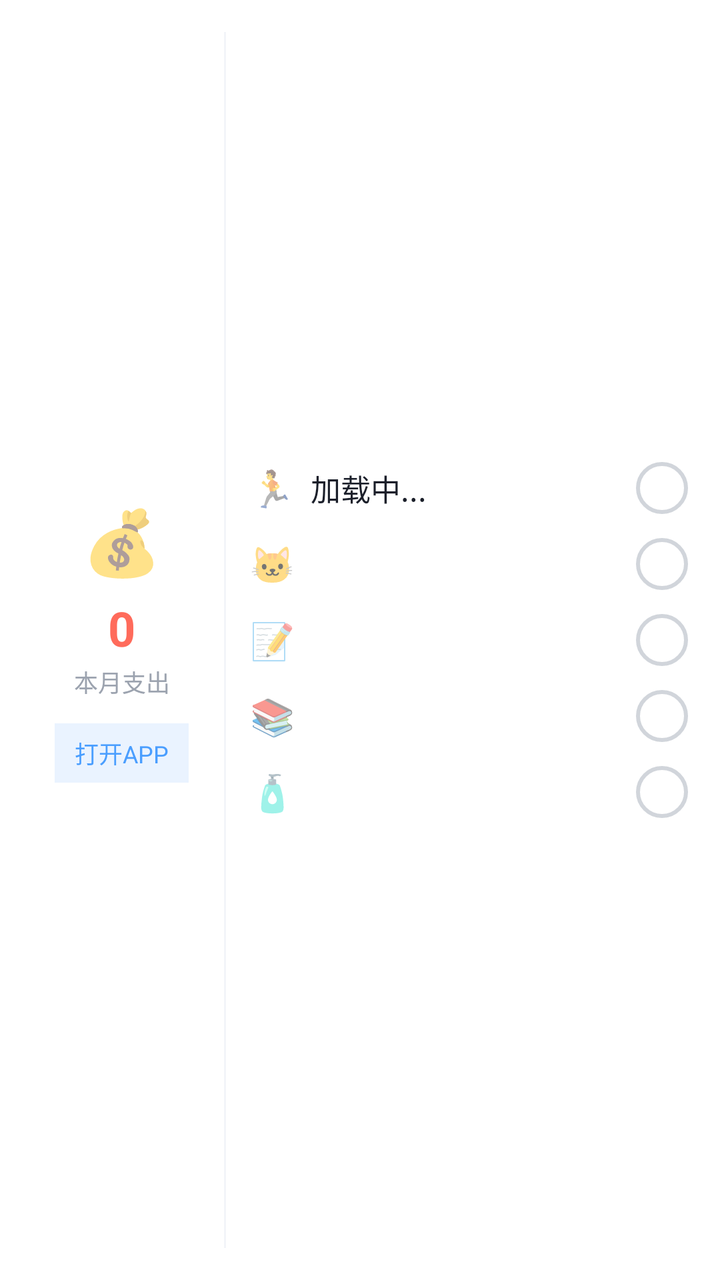
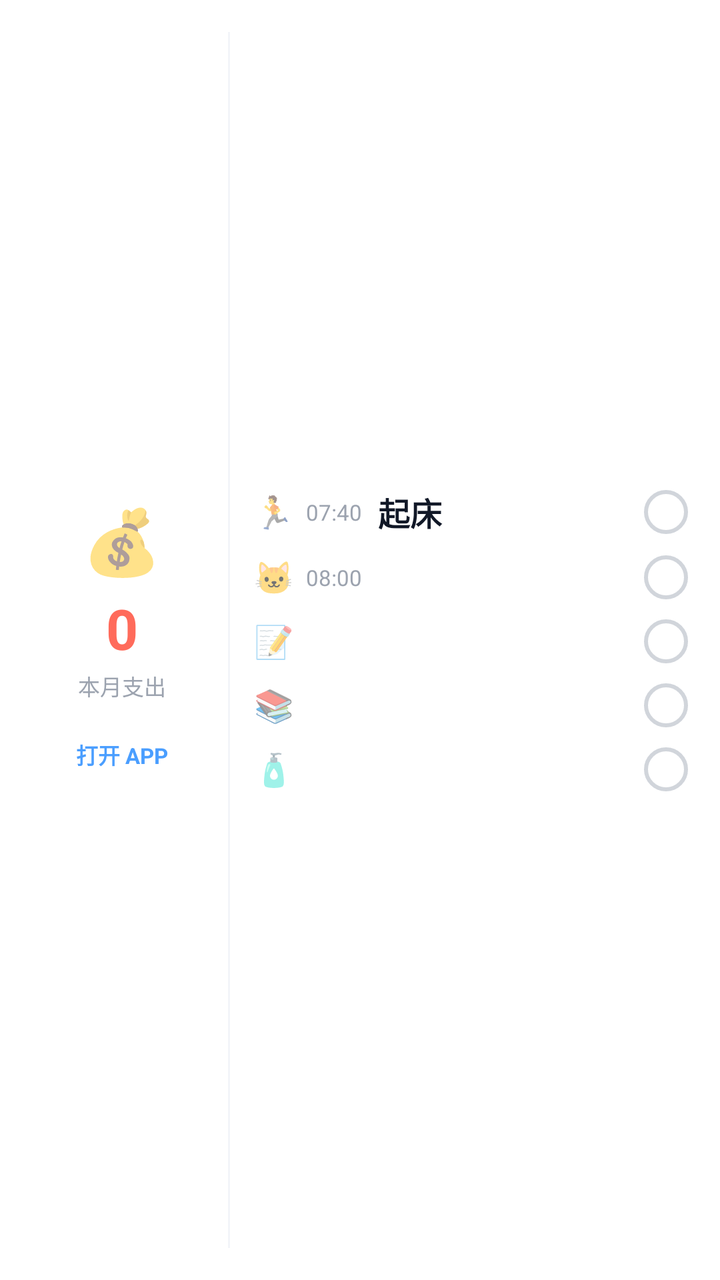

Before-and-after screenshots of an Android layout around one commit, followed by the original layout XML and the change that was made.
<!-- AndroidManifest.xml: application theme Theme.AppCompat.Light.NoActionBar -->
<!-- res/layout/widget_health_card.xml -->
<?xml version="1.0" encoding="utf-8"?>
<LinearLayout xmlns:android="http://schemas.android.com/apk/res/android"
    android:layout_width="match_parent"
    android:layout_height="match_parent"
    android:background="#FFFFFF"
    android:padding="16dp"
    android:orientation="horizontal">

    
    <LinearLayout
        android:layout_width="90dp"
        android:layout_height="match_parent"
        android:orientation="vertical"
        android:gravity="center">
        
        <TextView
            android:layout_width="wrap_content"
            android:layout_height="wrap_content"
            android:text="💰"
            android:textSize="32sp" />
            
        <TextView
            android:id="@+id/widget_expense"
            android:layout_width="wrap_content"
            android:layout_height="wrap_content"
            android:layout_marginTop="6dp"
            android:text="0"
            android:textColor="#FF6B5B"
            android:textSize="24sp"
            android:textStyle="bold" />

        <TextView
            android:layout_width="wrap_content"
            android:layout_height="wrap_content"
            android:layout_marginTop="2dp"
            android:text="本月支出"
            android:textColor="#9CA3AF"
            android:textSize="12sp" />

        <TextView
            android:id="@+id/widget_btn_open_app"
            android:layout_width="wrap_content"
            android:layout_height="wrap_content"
            android:layout_marginTop="12dp"
            android:text="打开APP"
            android:background="#EAF3FF"
            android:paddingLeft="10dp"
            android:paddingRight="10dp"
            android:paddingTop="6dp"
            android:paddingBottom="6dp"
            android:textColor="#4A9EFF"
            android:textSize="12sp" />
    </LinearLayout>

    
    <LinearLayout
        android:layout_width="1dp"
        android:layout_height="match_parent"
        android:background="#F3F5F9"
        android:layout_marginLeft="6dp"
        android:layout_marginRight="12dp" />

    
    <LinearLayout
        android:layout_width="0dp"
        android:layout_weight="1"
        android:layout_height="match_parent"
        android:orientation="vertical"
        android:gravity="center_vertical">

        <LinearLayout android:id="@+id/widget_item_1_layout" android:layout_width="match_parent" android:layout_height="wrap_content" android:orientation="horizontal" android:gravity="center_vertical" android:paddingTop="6dp" android:paddingBottom="6dp">
            <TextView android:id="@+id/widget_item_1_icon" android:layout_width="wrap_content" android:layout_height="wrap_content" android:text="🏃" android:textSize="18sp" android:layout_marginRight="8dp" />
            <TextView android:id="@+id/widget_item_1_text" android:layout_width="0dp" android:layout_weight="1" android:layout_height="wrap_content" android:text="加载中..." android:textColor="#1B1F2A" android:textSize="15sp" android:maxLines="1" android:ellipsize="end" />
            
            <ImageView android:id="@+id/widget_item_1_check" android:layout_width="26dp" android:layout_height="26dp" android:src="@drawable/widget_checkbox_bg" />
        </LinearLayout>

        <LinearLayout android:id="@+id/widget_item_2_layout" android:layout_width="match_parent" android:layout_height="wrap_content" android:orientation="horizontal" android:gravity="center_vertical" android:paddingTop="6dp" android:paddingBottom="6dp">
            <TextView android:id="@+id/widget_item_2_icon" android:layout_width="wrap_content" android:layout_height="wrap_content" android:text="🐱" android:textSize="18sp" android:layout_marginRight="8dp" />
            <TextView android:id="@+id/widget_item_2_text" android:layout_width="0dp" android:layout_weight="1" android:layout_height="wrap_content" android:text="" android:textColor="#1B1F2A" android:textSize="15sp" android:maxLines="1" android:ellipsize="end" />
            <ImageView android:id="@+id/widget_item_2_check" android:layout_width="26dp" android:layout_height="26dp" android:src="@drawable/widget_checkbox_bg" />
        </LinearLayout>

        <LinearLayout android:id="@+id/widget_item_3_layout" android:layout_width="match_parent" android:layout_height="wrap_content" android:orientation="horizontal" android:gravity="center_vertical" android:paddingTop="6dp" android:paddingBottom="6dp">
            <TextView android:id="@+id/widget_item_3_icon" android:layout_width="wrap_content" android:layout_height="wrap_content" android:text="📝" android:textSize="18sp" android:layout_marginRight="8dp" />
            <TextView android:id="@+id/widget_item_3_text" android:layout_width="0dp" android:layout_weight="1" android:layout_height="wrap_content" android:text="" android:textColor="#1B1F2A" android:textSize="15sp" android:maxLines="1" android:ellipsize="end" />
            <ImageView android:id="@+id/widget_item_3_check" android:layout_width="26dp" android:layout_height="26dp" android:src="@drawable/widget_checkbox_bg" />
        </LinearLayout>

        <LinearLayout android:id="@+id/widget_item_4_layout" android:layout_width="match_parent" android:layout_height="wrap_content" android:orientation="horizontal" android:gravity="center_vertical" android:paddingTop="6dp" android:paddingBottom="6dp">
            <TextView android:id="@+id/widget_item_4_icon" android:layout_width="wrap_content" android:layout_height="wrap_content" android:text="📚" android:textSize="18sp" android:layout_marginRight="8dp" />
            <TextView android:id="@+id/widget_item_4_text" android:layout_width="0dp" android:layout_weight="1" android:layout_height="wrap_content" android:text="" android:textColor="#1B1F2A" android:textSize="15sp" android:maxLines="1" android:ellipsize="end" />
            <ImageView android:id="@+id/widget_item_4_check" android:layout_width="26dp" android:layout_height="26dp" android:src="@drawable/widget_checkbox_bg" />
        </LinearLayout>

        <LinearLayout android:id="@+id/widget_item_5_layout" android:layout_width="match_parent" android:layout_height="wrap_content" android:orientation="horizontal" android:gravity="center_vertical" android:paddingTop="6dp" android:paddingBottom="6dp">
            <TextView android:id="@+id/widget_item_5_icon" android:layout_width="wrap_content" android:layout_height="wrap_content" android:text="🧴" android:textSize="18sp" android:layout_marginRight="8dp" />
            <TextView android:id="@+id/widget_item_5_text" android:layout_width="0dp" android:layout_weight="1" android:layout_height="wrap_content" android:text="" android:textColor="#1B1F2A" android:textSize="15sp" android:maxLines="1" android:ellipsize="end" />
            <ImageView android:id="@+id/widget_item_5_check" android:layout_width="26dp" android:layout_height="26dp" android:src="@drawable/widget_checkbox_bg" />
        </LinearLayout>
    </LinearLayout>
</LinearLayout>
<!-- resources referenced by this layout -->
<resources>
  <!-- drawable widget_checkbox_bg (drawable) -->
  <?xml version="1.0" encoding="utf-8"?>
  <shape xmlns:android="http://schemas.android.com/apk/res/android" android:shape="oval">
      <stroke android:width="2dp" android:color="#D1D5DB" />
      <solid android:color="#FFFFFF" />
  </shape>
</resources>

<!-- the commit's change to res/layout/widget_health_card.xml (unified diff, before → after) -->
@@ -23,10 +23,10 @@
             android:id="@+id/widget_expense"
             android:layout_width="wrap_content"
             android:layout_height="wrap_content"
-            android:layout_marginTop="6dp"
+            android:layout_marginTop="4dp"
             android:text="0"
             android:textColor="#FF6B5B"
-            android:textSize="24sp"
+            android:textSize="28sp"
             android:textStyle="bold" />
 
         <TextView
@@ -35,29 +35,30 @@
             android:layout_marginTop="2dp"
             android:text="本月支出"
             android:textColor="#9CA3AF"
-            android:textSize="12sp" />
+            android:textSize="11sp" />
 
         <TextView
             android:id="@+id/widget_btn_open_app"
             android:layout_width="wrap_content"
             android:layout_height="wrap_content"
             android:layout_marginTop="12dp"
-            android:text="打开APP"
-            android:background="#EAF3FF"
-            android:paddingLeft="10dp"
-            android:paddingRight="10dp"
+            android:text="打开 APP"
+            android:background="@drawable/widget_bg"
+            android:paddingLeft="12dp"
+            android:paddingRight="12dp"
             android:paddingTop="6dp"
             android:paddingBottom="6dp"
             android:textColor="#4A9EFF"
-            android:textSize="12sp" />
+            android:textSize="11sp"
+            android:textStyle="bold" />
     </LinearLayout>
 
     
-    <LinearLayout
+    <View
         android:layout_width="1dp"
         android:layout_height="match_parent"
         android:background="#F3F5F9"
-        android:layout_marginLeft="6dp"
+        android:layout_marginLeft="8dp"
         android:layout_marginRight="12dp" />
 
     
@@ -68,35 +69,44 @@
         android:orientation="vertical"
         android:gravity="center_vertical">
 
-        <LinearLayout android:id="@+id/widget_item_1_layout" android:layout_width="match_parent" android:layout_height="wrap_content" android:orientation="horizontal" android:gravity="center_vertical" android:paddingTop="6dp" android:paddingBottom="6dp">
-            <TextView android:id="@+id/widget_item_1_icon" android:layout_width="wrap_content" android:layout_height="wrap_content" android:text="🏃" android:textSize="18sp" android:layout_marginRight="8dp" />
-            <TextView android:id="@+id/widget_item_1_text" android:layout_width="0dp" android:layout_weight="1" android:layout_height="wrap_content" android:text="加载中..." android:textColor="#1B1F2A" android:textSize="15sp" android:maxLines="1" android:ellipsize="end" />
-            
-            <ImageView android:id="@+id/widget_item_1_check" android:layout_width="26dp" android:layout_height="26dp" android:src="@drawable/widget_checkbox_bg" />
+        
+        <LinearLayout android:id="@+id/widget_item_1_layout" android:layout_width="match_parent" android:layout_height="wrap_content" android:orientation="horizontal" android:gravity="center_vertical" android:paddingTop="5dp" android:paddingBottom="5dp">
+            <TextView android:id="@+id/widget_item_1_icon" android:layout_width="wrap_content" android:layout_height="wrap_content" android:text="🏃" android:textSize="16sp" android:layout_marginRight="6dp" />
+            <TextView android:id="@+id/widget_item_1_time" android:layout_width="36dp" android:layout_height="wrap_content" android:text="07:40" android:textColor="#9CA3AF" android:textSize="11sp" />
+            <TextView android:id="@+id/widget_item_1_text" android:layout_width="0dp" android:layout_weight="1" android:layout_height="wrap_content" android:text="起床" android:textColor="#111827" android:textSize="16sp" android:textStyle="bold" android:maxLines="1" android:ellipsize="end" />
+            <ImageView android:id="@+id/widget_item_1_check" android:layout_width="22dp" android:layout_height="22dp" android:src="@drawable/widget_checkbox_bg" />
         </LinearLayout>
 
-        <LinearLayout android:id="@+id/widget_item_2_layout" android:layout_width="match_parent" android:layout_height="wrap_content" android:orientation="horizontal" android:gravity="center_vertical" android:paddingTop="6dp" android:paddingBottom="6dp">
-            <TextView android:id="@+id/widget_item_2_icon" android:layout_width="wrap_content" android:layout_height="wrap_content" android:text="🐱" android:textSize="18sp" android:layout_marginRight="8dp" />
-            <TextView android:id="@+id/widget_item_2_text" android:layout_width="0dp" android:layout_weight="1" android:layout_height="wrap_content" android:text="" android:textColor="#1B1F2A" android:textSize="15sp" android:maxLines="1" android:ellipsize="end" />
-            <ImageView android:id="@+id/widget_item_2_check" android:layout_width="26dp" android:layout_height="26dp" android:src="@drawable/widget_checkbox_bg" />
+        
+        <LinearLayout android:id="@+id/widget_item_2_layout" android:layout_width="match_parent" android:layout_height="wrap_content" android:orientation="horizontal" android:gravity="center_vertical" android:paddingTop="5dp" android:paddingBottom="5dp">
+            <TextView android:id="@+id/widget_item_2_icon" android:layout_width="wrap_content" android:layout_height="wrap_content" android:text="🐱" android:textSize="16sp" android:layout_marginRight="6dp" />
+            <TextView android:id="@+id/widget_item_2_time" android:layout_width="36dp" android:layout_height="wrap_content" android:text="08:00" android:textColor="#9CA3AF" android:textSize="11sp" />
+            <TextView android:id="@+id/widget_item_2_text" android:layout_width="0dp" android:layout_weight="1" android:layout_height="wrap_content" android:text="" android:textColor="#111827" android:textSize="16sp" android:textStyle="bold" android:maxLines="1" android:ellipsize="end" />
+            <ImageView android:id="@+id/widget_item_2_check" android:layout_width="22dp" android:layout_height="22dp" android:src="@drawable/widget_checkbox_bg" />
         </LinearLayout>
 
-        <LinearLayout android:id="@+id/widget_item_3_layout" android:layout_width="match_parent" android:layout_height="wrap_content" android:orientation="horizontal" android:gravity="center_vertical" android:paddingTop="6dp" android:paddingBottom="6dp">
-            <TextView android:id="@+id/widget_item_3_icon" android:layout_width="wrap_content" android:layout_height="wrap_content" android:text="📝" android:textSize="18sp" android:layout_marginRight="8dp" />
-            <TextView android:id="@+id/widget_item_3_text" android:layout_width="0dp" android:layout_weight="1" android:layout_height="wrap_content" android:text="" android:textColor="#1B1F2A" android:textSize="15sp" android:maxLines="1" android:ellipsize="end" />
-            <ImageView android:id="@+id/widget_item_3_check" android:layout_width="26dp" android:layout_height="26dp" android:src="@drawable/widget_checkbox_bg" />
+        
+        <LinearLayout android:id="@+id/widget_item_3_layout" android:layout_width="match_parent" android:layout_height="wrap_content" android:orientation="horizontal" android:gravity="center_vertical" android:paddingTop="5dp" android:paddingBottom="5dp">
+            <TextView android:id="@+id/widget_item_3_icon" android:layout_width="wrap_content" android:layout_height="wrap_content" android:text="📝" android:textSize="16sp" android:layout_marginRight="6dp" />
+            <TextView android:id="@+id/widget_item_3_time" android:layout_width="36dp" android:layout_height="wrap_content" android:text="" android:textColor="#9CA3AF" android:textSize="11sp" />
+            <TextView android:id="@+id/widget_item_3_text" android:layout_width="0dp" android:layout_weight="1" android:layout_height="wrap_content" android:text="" android:textColor="#111827" android:textSize="16sp" android:textStyle="bold" android:maxLines="1" android:ellipsize="end" />
+            <ImageView android:id="@+id/widget_item_3_check" android:layout_width="22dp" android:layout_height="22dp" android:src="@drawable/widget_checkbox_bg" />
         </LinearLayout>
 
-        <LinearLayout android:id="@+id/widget_item_4_layout" android:layout_width="match_parent" android:layout_height="wrap_content" android:orientation="horizontal" android:gravity="center_vertical" android:paddingTop="6dp" android:paddingBottom="6dp">
-            <TextView android:id="@+id/widget_item_4_icon" android:layout_width="wrap_content" android:layout_height="wrap_content" android:text="📚" android:textSize="18sp" android:layout_marginRight="8dp" />
-            <TextView android:id="@+id/widget_item_4_text" android:layout_width="0dp" android:layout_weight="1" android:layout_height="wrap_content" android:text="" android:textColor="#1B1F2A" android:textSize="15sp" android:maxLines="1" android:ellipsize="end" />
-            <ImageView android:id="@+id/widget_item_4_check" android:layout_width="26dp" android:layout_height="26dp" android:src="@drawable/widget_checkbox_bg" />
+        
+        <LinearLayout android:id="@+id/widget_item_4_layout" android:layout_width="match_parent" android:layout_height="wrap_content" android:orientation="horizontal" android:gravity="center_vertical" android:paddingTop="5dp" android:paddingBottom="5dp">
+            <TextView android:id="@+id/widget_item_4_icon" android:layout_width="wrap_content" android:layout_height="wrap_content" android:text="📚" android:textSize="16sp" android:layout_marginRight="6dp" />
+            <TextView android:id="@+id/widget_item_4_time" android:layout_width="36dp" android:layout_height="wrap_content" android:text="" android:textColor="#9CA3AF" android:textSize="11sp" />
+            <TextView android:id="@+id/widget_item_4_text" android:layout_width="0dp" android:layout_weight="1" android:layout_height="wrap_content" android:text="" android:textColor="#111827" android:textSize="16sp" android:textStyle="bold" android:maxLines="1" android:ellipsize="end" />
+            <ImageView android:id="@+id/widget_item_4_check" android:layout_width="22dp" android:layout_height="22dp" android:src="@drawable/widget_checkbox_bg" />
         </LinearLayout>
 
-        <LinearLayout android:id="@+id/widget_item_5_layout" android:layout_width="match_parent" android:layout_height="wrap_content" android:orientation="horizontal" android:gravity="center_vertical" android:paddingTop="6dp" android:paddingBottom="6dp">
-            <TextView android:id="@+id/widget_item_5_icon" android:layout_width="wrap_content" android:layout_height="wrap_content" android:text="🧴" android:textSize="18sp" android:layout_marginRight="8dp" />
-            <TextView android:id="@+id/widget_item_5_text" android:layout_width="0dp" android:layout_weight="1" android:layout_height="wrap_content" android:text="" android:textColor="#1B1F2A" android:textSize="15sp" android:maxLines="1" android:ellipsize="end" />
-            <ImageView android:id="@+id/widget_item_5_check" android:layout_width="26dp" android:layout_height="26dp" android:src="@drawable/widget_checkbox_bg" />
+        
+        <LinearLayout android:id="@+id/widget_item_5_layout" android:layout_width="match_parent" android:layout_height="wrap_content" android:orientation="horizontal" android:gravity="center_vertical" android:paddingTop="5dp" android:paddingBottom="5dp">
+            <TextView android:id="@+id/widget_item_5_icon" android:layout_width="wrap_content" android:layout_height="wrap_content" android:text="🧴" android:textSize="16sp" android:layout_marginRight="6dp" />
+            <TextView android:id="@+id/widget_item_5_time" android:layout_width="36dp" android:layout_height="wrap_content" android:text="" android:textColor="#9CA3AF" android:textSize="11sp" />
+            <TextView android:id="@+id/widget_item_5_text" android:layout_width="0dp" android:layout_weight="1" android:layout_height="wrap_content" android:text="" android:textColor="#111827" android:textSize="16sp" android:textStyle="bold" android:maxLines="1" android:ellipsize="end" />
+            <ImageView android:id="@+id/widget_item_5_check" android:layout_width="22dp" android:layout_height="22dp" android:src="@drawable/widget_checkbox_bg" />
         </LinearLayout>
     </LinearLayout>
 </LinearLayout>
<!-- resource entries referenced after the edit -->
@@ -1,5 +1,14 @@
 <!-- resources referenced by this layout -->
 <resources>
+  <!-- drawable widget_bg (drawable) -->
+  <?xml version="1.0" encoding="utf-8"?>
+  <shape xmlns:android="http://schemas.android.com/apk/res/android"
+      android:shape="rectangle">
+      
+      <solid android:color="#80FFFFFF" />
+      
+      <corners android:radius="16dp" />
+  </shape>
   <!-- drawable widget_checkbox_bg (drawable) -->
   <?xml version="1.0" encoding="utf-8"?>
   <shape xmlns:android="http://schemas.android.com/apk/res/android" android:shape="oval">
